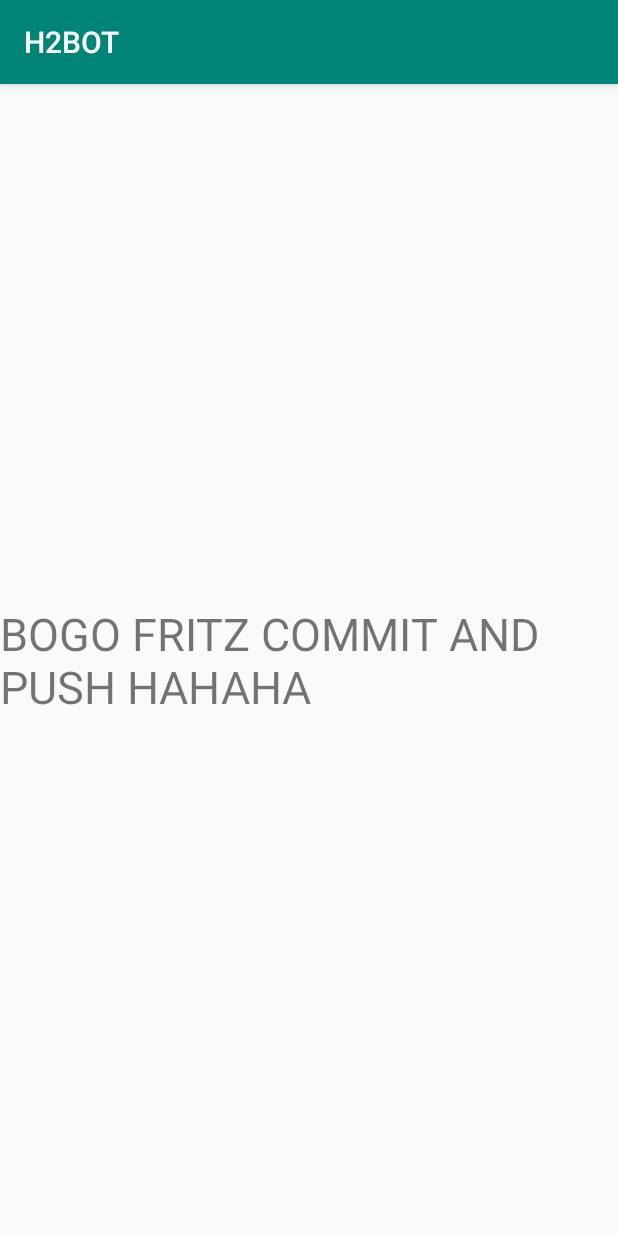
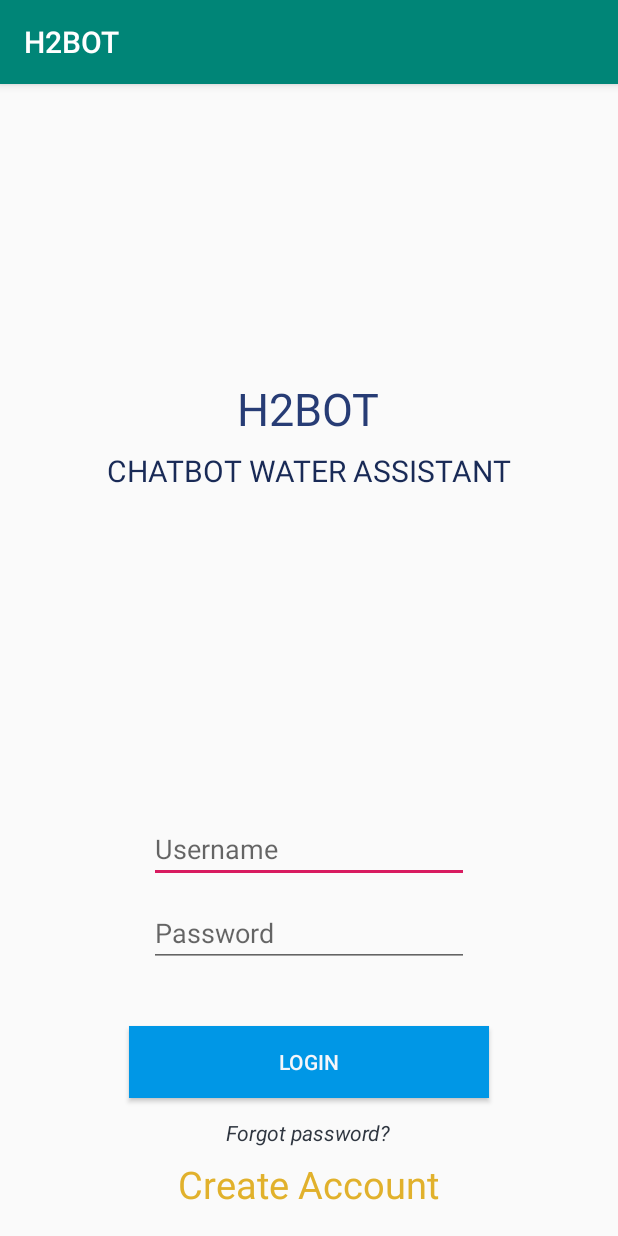
Before and after one commit to coroyoy1/H2BOT, an Android app: the screen it shows after launch (LoginActivity), on a phone screen of 412 x 824 dp. Run offline under Robolectric (Android 15) with nearby library versions, the phone set to English and light mode, and no system bars.

Commit message:
Login Activity UI logo nalang kuwang hehe

```diff
--- a/app/src/main/res/layout/activity_login.xml
+++ b/app/src/main/res/layout/activity_login.xml
@@ -1,19 +1,85 @@
 <?xml version="1.0" encoding="utf-8"?>
-<android.support.constraint.ConstraintLayout xmlns:android="http://schemas.android.com/apk/res/android"
-    xmlns:app="http://schemas.android.com/apk/res-auto"
+<RelativeLayout xmlns:android="http://schemas.android.com/apk/res/android"
     xmlns:tools="http://schemas.android.com/tools"
     android:layout_width="match_parent"
     android:layout_height="match_parent"
     tools:context=".LoginActivity">
 
-    <TextView
+
+    <EditText
+        android:id="@+id/usernameEditText"
         android:layout_width="wrap_content"
         android:layout_height="wrap_content"
-        android:text="BOGO FRITZ COMMIT AND PUSH HAHAHA"
-        android:textSize="30sp"
-        app:layout_constraintBottom_toBottomOf="parent"
-        app:layout_constraintLeft_toLeftOf="parent"
-        app:layout_constraintRight_toRightOf="parent"
-        app:layout_constraintTop_toTopOf="parent" />
+        android:layout_alignParentBottom="true"
+        android:layout_centerHorizontal="true"
+        android:layout_marginBottom="235dp"
+        android:ems="10"
+        android:hint="Username"
+        android:inputType="textPersonName" />
 
-</android.support.constraint.ConstraintLayout>
+    <EditText
+        android:id="@+id/passwordEditText"
+        android:layout_width="wrap_content"
+        android:layout_height="wrap_content"
+        android:layout_alignParentBottom="true"
+        android:layout_centerHorizontal="true"
+        android:layout_marginBottom="179dp"
+        android:ems="10"
+        android:hint="Password"
+        android:inputType="textPassword" />
+
+    <Button
+        android:id="@+id/logInBtn"
+        android:layout_width="240dp"
+        android:layout_height="wrap_content"
+        android:layout_alignParentBottom="true"
+        android:layout_centerHorizontal="true"
+        android:background="#0097e6"
+        android:layout_marginBottom="92dp"
+        android:textColor="#f5f6fa"
+        android:text="Login" />
+
+    <TextView
+        android:id="@+id/forgotPassword"
+        android:layout_width="wrap_content"
+        android:layout_height="wrap_content"
+        android:layout_alignParentBottom="true"
+        android:layout_centerHorizontal="true"
+        android:layout_marginBottom="59dp"
+        android:text="Forgot password?"
+        android:textColor="#2f3640"
+        android:textStyle="italic" />
+
+    <TextView
+        android:id="@+id/registerAccount"
+        android:layout_width="wrap_content"
+        android:layout_height="wrap_content"
+        android:layout_alignParentBottom="true"
+        android:layout_centerHorizontal="true"
+        android:layout_marginBottom="17dp"
+        android:textSize="25sp"
+        android:textColor="#e1b12c"
+        android:text="Create Account" />
+
+    <TextView
+        android:id="@+id/textView3"
+        android:layout_width="wrap_content"
+        android:layout_height="wrap_content"
+        android:layout_alignParentTop="true"
+        android:layout_centerHorizontal="true"
+        android:layout_marginTop="196dp"
+        android:text="H2BOT"
+        android:textColor="#273c75"
+        android:textSize="30sp" />
+
+    <TextView
+        android:id="@+id/textView4"
+        android:layout_width="wrap_content"
+        android:layout_height="wrap_content"
+        android:layout_alignParentTop="true"
+        android:layout_centerHorizontal="true"
+        android:layout_marginTop="244dp"
+        android:textColor="#192a56"
+        android:textSize="20sp"
+        android:text="CHATBOT WATER ASSISTANT" />
+</RelativeLayout>
```
